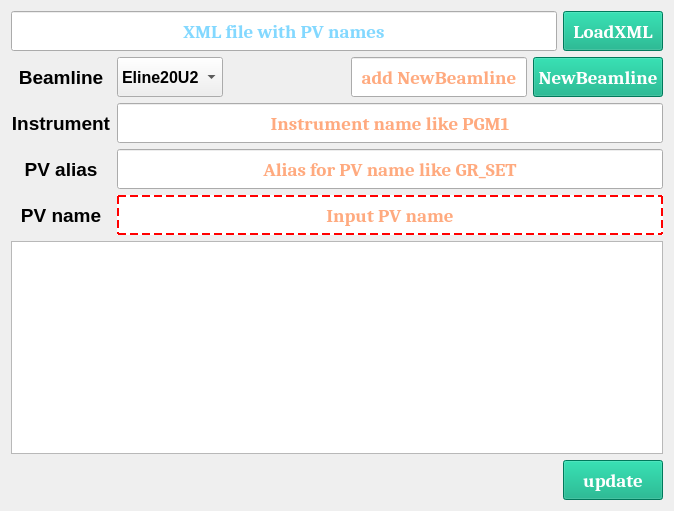
Above: UI/UI_input_PV_to_XML.ui from zlmturnout/PlotPVs before the change. Below: the same form after it.
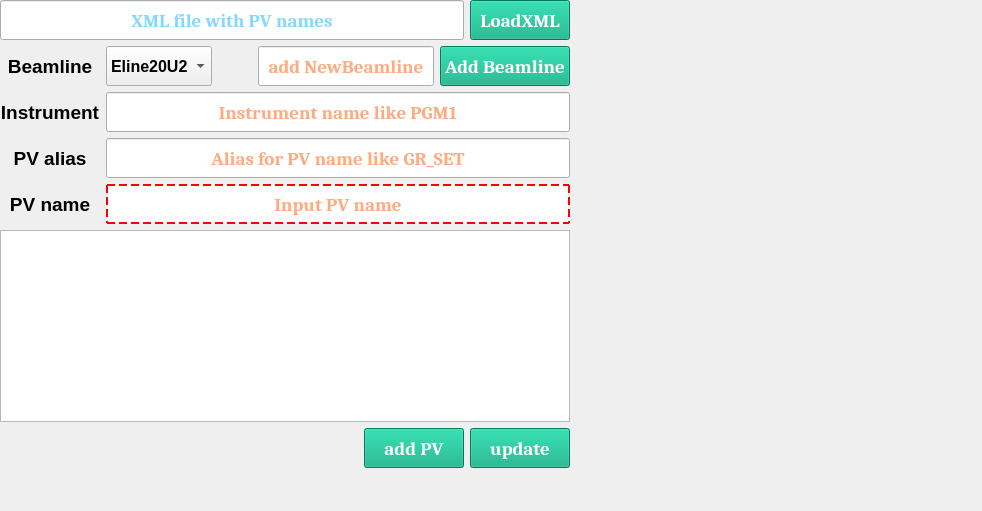
That is the form after the change.

The edit to the form file:
```diff
--- a/UI/UI_input_PV_to_XML.ui
+++ b/UI/UI_input_PV_to_XML.ui
@@ -6,15 +6,14 @@
    <rect>
     <x>0</x>
     <y>0</y>
-    <width>674</width>
+    <width>982</width>
     <height>511</height>
    </rect>
   </property>
   <property name="windowTitle">
    <string>Form</string>
   </property>
-  <layout class="QGridLayout" name="gridLayout_2">
-   <item row="0" column="0">
+  <widget class="QWidget" name="">
     <layout class="QVBoxLayout" name="verticalLayout_4">
      <item>
       <layout class="QVBoxLayout" name="verticalLayout_3">
@@ -852,7 +851,7 @@
 QPushButton:pressed{background-color:rgb(255, 91, 58);}</string>
                </property>
                <property name="text">
-                <string>NewBeamline</string>
+               <string>Add Beamline</string>
                </property>
               </widget>
              </item>
@@ -1075,7 +1074,52 @@
       </layout>
      </item>
      <item>
-      <widget class="QTableWidget" name="tableWidget"/>
+     <widget class="QTableView" name="TableView">
+      <property name="palette">
+       <palette>
+        <active>
+         <colorrole role="Text">
+          <brush brushstyle="SolidPattern">
+           <color alpha="255">
+            <red>0</red>
+            <green>170</green>
+            <blue>255</blue>
+           </color>
+          </brush>
+         </colorrole>
+        </active>
+        <inactive>
+         <colorrole role="Text">
+          <brush brushstyle="SolidPattern">
+           <color alpha="255">
+            <red>0</red>
+            <green>0</green>
+            <blue>0</blue>
+           </color>
+          </brush>
+         </colorrole>
+        </inactive>
+        <disabled>
+         <colorrole role="Text">
+          <brush brushstyle="SolidPattern">
+           <color alpha="255">
+            <red>120</red>
+            <green>120</green>
+            <blue>120</blue>
+           </color>
+          </brush>
+         </colorrole>
+        </disabled>
+       </palette>
+      </property>
+      <property name="font">
+       <font>
+        <family>Arial</family>
+        <pointsize>12</pointsize>
+        <bold>true</bold>
+       </font>
+      </property>
+     </widget>
      </item>
      <item>
       <layout class="QHBoxLayout" name="horizontalLayout_3">
@@ -1092,6 +1136,46 @@
          </property>
         </spacer>
        </item>
+      <item>
+       <widget class="QPushButton" name="Add_PV_btn">
+        <property name="sizePolicy">
+         <sizepolicy hsizetype="Fixed" vsizetype="Fixed">
+          <horstretch>0</horstretch>
+          <verstretch>0</verstretch>
+         </sizepolicy>
+        </property>
+        <property name="minimumSize">
+         <size>
+          <width>100</width>
+          <height>40</height>
+         </size>
+        </property>
+        <property name="maximumSize">
+         <size>
+          <width>100</width>
+          <height>40</height>
+         </size>
+        </property>
+        <property name="font">
+         <font>
+          <family>Cambria</family>
+          <pointsize>14</pointsize>
+          <bold>true</bold>
+         </font>
+        </property>
+        <property name="styleSheet">
+         <string notr="true">QPushButton{background-color: rgb(0, 170, 127);selection-color: rgb(255, 85, 127);
+color: rgb(255, 255, 255);}
+
+QPushButton:hover{background-color:rgb(0, 170, 255);}
+
+QPushButton:pressed{background-color:rgb(255, 91, 58);}</string>
+        </property>
+        <property name="text">
+         <string>add PV</string>
+        </property>
+       </widget>
+      </item>
        <item>
         <widget class="QPushButton" name="Update_btn">
          <property name="sizePolicy">
@@ -1135,8 +1219,7 @@
       </layout>
      </item>
     </layout>
-   </item>
-  </layout>
+  </widget>
  </widget>
  <resources/>
  <connections/>
```
Lines whose indentation alone changed are shown as unchanged.
